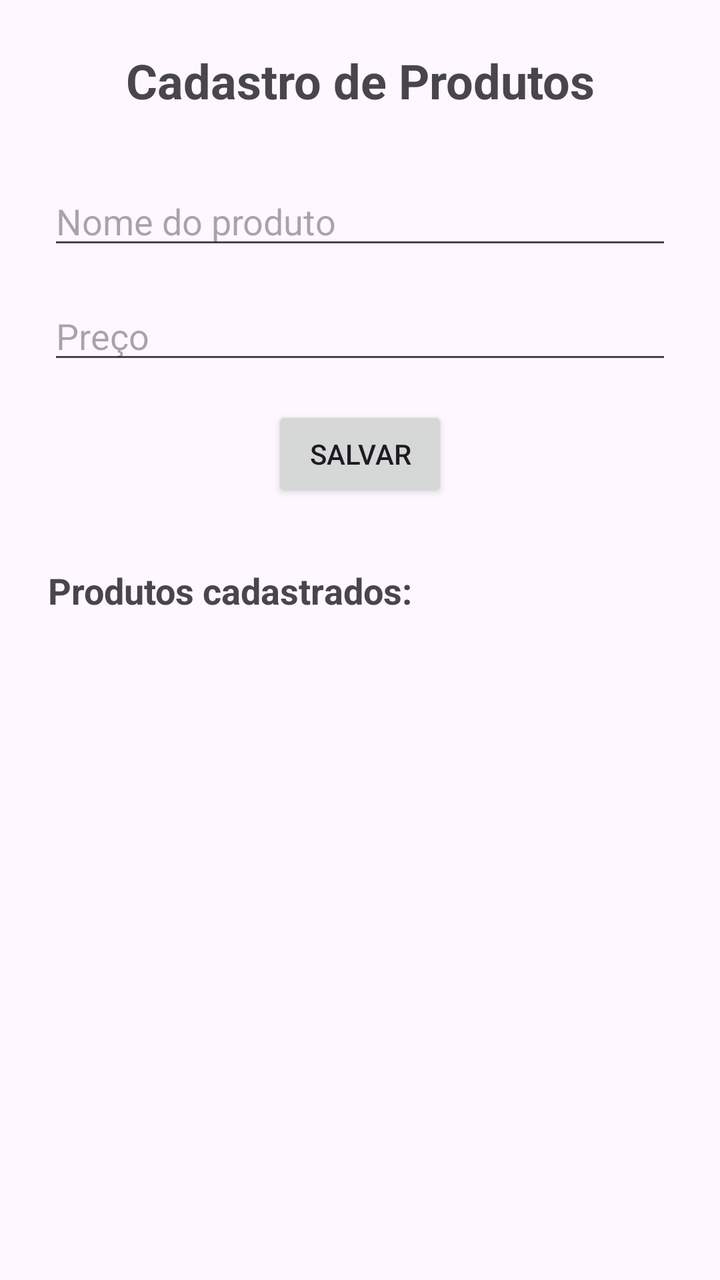
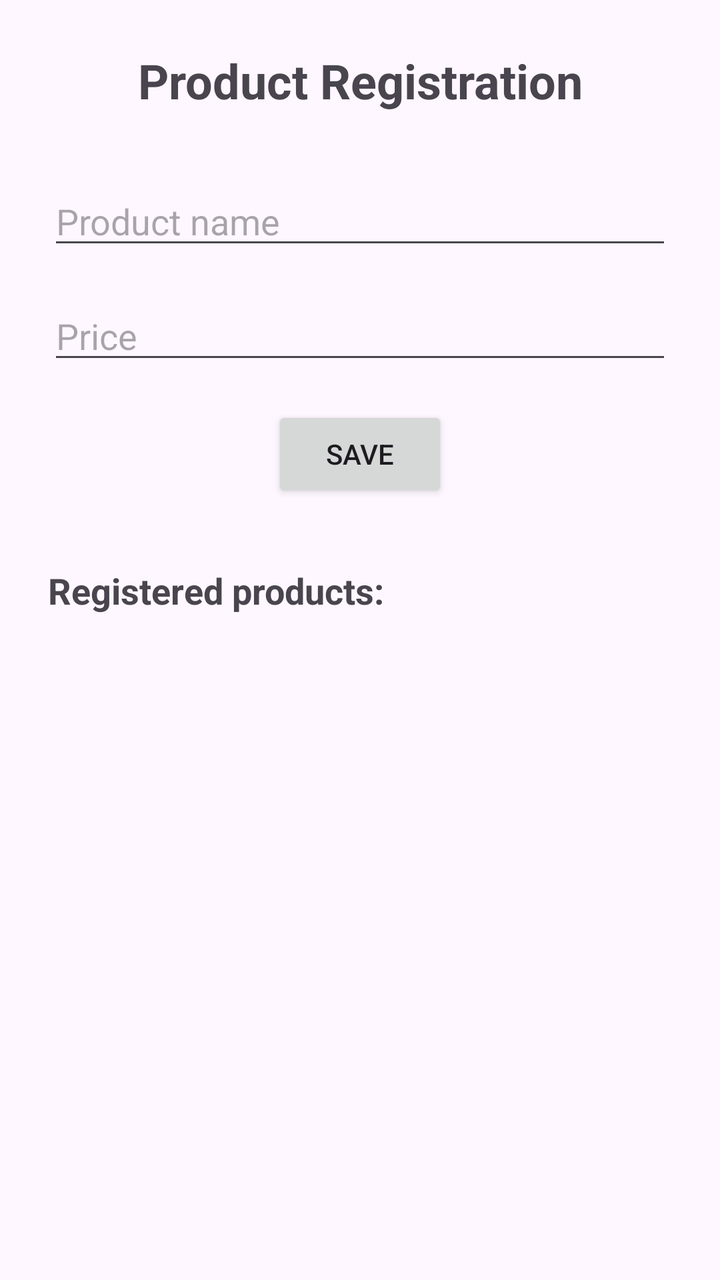

Screens rendered from an Android XML layout before and after an edit, with the pre-edit source and the edit as a unified diff.
<!-- AndroidManifest.xml: application theme Theme.MyApplication -->
<!-- res/layout/activity_main.xml -->
<?xml version="1.0" encoding="utf-8"?>
<androidx.constraintlayout.widget.ConstraintLayout xmlns:android="http://schemas.android.com/apk/res/android"
    xmlns:app="http://schemas.android.com/apk/res-auto"
    xmlns:tools="http://schemas.android.com/tools"
    android:id="@+id/main"
    android:layout_width="match_parent"
    android:layout_height="match_parent"
    android:padding="24dp"
    tools:context=".MainActivity">

    <TextView
        android:id="@+id/textTitulo"
        android:layout_width="wrap_content"
        android:layout_height="wrap_content"
        android:text="Cadastro de Produtos"
        android:textSize="24sp"
        android:textStyle="bold"
        app:layout_constraintEnd_toEndOf="parent"
        app:layout_constraintStart_toStartOf="parent"
        app:layout_constraintTop_toTopOf="parent" />

    <EditText
        android:id="@+id/editNome"
        android:layout_width="0dp"
        android:layout_height="wrap_content"
        android:layout_marginTop="32dp"
        android:hint="Nome do produto"
        android:inputType="text"
        app:layout_constraintEnd_toEndOf="parent"
        app:layout_constraintStart_toStartOf="parent"
        app:layout_constraintTop_toBottomOf="@id/textTitulo" />

    <EditText
        android:id="@+id/editPreco"
        android:layout_width="0dp"
        android:layout_height="wrap_content"
        android:layout_marginTop="16dp"
        android:hint="Preço"
        android:inputType="numberDecimal"
        app:layout_constraintEnd_toEndOf="parent"
        app:layout_constraintStart_toStartOf="parent"
        app:layout_constraintTop_toBottomOf="@id/editNome" />

    <Button
        android:id="@+id/btnSalvar"
        android:layout_width="wrap_content"
        android:layout_height="wrap_content"
        android:layout_marginTop="16dp"
        android:text="Salvar"
        app:layout_constraintEnd_toEndOf="parent"
        app:layout_constraintStart_toStartOf="parent"
        app:layout_constraintTop_toBottomOf="@id/editPreco" />

    <TextView
        android:id="@+id/textListaTitulo"
        android:layout_width="wrap_content"
        android:layout_height="wrap_content"
        android:layout_marginTop="32dp"
        android:text="Produtos cadastrados:"
        android:textSize="18sp"
        android:textStyle="bold"
        app:layout_constraintStart_toStartOf="parent"
        app:layout_constraintTop_toBottomOf="@id/btnSalvar" />

    <ListView
        android:id="@+id/listProdutos"
        android:layout_width="0dp"
        android:layout_height="0dp"
        android:layout_marginTop="8dp"
        android:layout_marginEnd="8dp"
        app:layout_constraintBottom_toBottomOf="parent"
        app:layout_constraintEnd_toEndOf="parent"
        app:layout_constraintHorizontal_bias="1.0"
        app:layout_constraintStart_toStartOf="parent"
        app:layout_constraintTop_toBottomOf="@id/textListaTitulo"
        app:layout_constraintVertical_bias="1.0" />

</androidx.constraintlayout.widget.ConstraintLayout>
<!-- resources referenced by this layout -->
<resources>
  <style name="Theme.MyApplication" parent="Base.Theme.MyApplication" />
  <style name="Base.Theme.MyApplication" parent="Theme.Material3.DayNight.NoActionBar">
          
          
      </style>
</resources>

<!-- the commit's change to res/layout/activity_main.xml (unified diff, before → after) -->
@@ -9,10 +9,10 @@
     tools:context=".MainActivity">
 
     <TextView
-        android:id="@+id/textTitulo"
+        android:id="@+id/textTitle"
         android:layout_width="wrap_content"
         android:layout_height="wrap_content"
-        android:text="Cadastro de Produtos"
+        android:text="@string/title_products"
         android:textSize="24sp"
         android:textStyle="bold"
         app:layout_constraintEnd_toEndOf="parent"
@@ -20,50 +20,50 @@
         app:layout_constraintTop_toTopOf="parent" />
 
     <EditText
-        android:id="@+id/editNome"
+        android:id="@+id/editName"
         android:layout_width="0dp"
         android:layout_height="wrap_content"
         android:layout_marginTop="32dp"
-        android:hint="Nome do produto"
+        android:hint="@string/hint_name"
         android:inputType="text"
         app:layout_constraintEnd_toEndOf="parent"
         app:layout_constraintStart_toStartOf="parent"
-        app:layout_constraintTop_toBottomOf="@id/textTitulo" />
+        app:layout_constraintTop_toBottomOf="@id/textTitle" />
 
     <EditText
-        android:id="@+id/editPreco"
+        android:id="@+id/editPrice"
         android:layout_width="0dp"
         android:layout_height="wrap_content"
         android:layout_marginTop="16dp"
-        android:hint="Preço"
+        android:hint="@string/hint_price"
         android:inputType="numberDecimal"
         app:layout_constraintEnd_toEndOf="parent"
         app:layout_constraintStart_toStartOf="parent"
-        app:layout_constraintTop_toBottomOf="@id/editNome" />
+        app:layout_constraintTop_toBottomOf="@id/editName" />
 
     <Button
-        android:id="@+id/btnSalvar"
+        android:id="@+id/btnSave"
         android:layout_width="wrap_content"
         android:layout_height="wrap_content"
         android:layout_marginTop="16dp"
-        android:text="Salvar"
+        android:text="@string/action_save"
         app:layout_constraintEnd_toEndOf="parent"
         app:layout_constraintStart_toStartOf="parent"
-        app:layout_constraintTop_toBottomOf="@id/editPreco" />
+        app:layout_constraintTop_toBottomOf="@id/editPrice" />
 
     <TextView
-        android:id="@+id/textListaTitulo"
+        android:id="@+id/textListTitle"
         android:layout_width="wrap_content"
         android:layout_height="wrap_content"
         android:layout_marginTop="32dp"
-        android:text="Produtos cadastrados:"
+        android:text="@string/title_product_list"
         android:textSize="18sp"
         android:textStyle="bold"
         app:layout_constraintStart_toStartOf="parent"
-        app:layout_constraintTop_toBottomOf="@id/btnSalvar" />
+        app:layout_constraintTop_toBottomOf="@id/btnSave" />
 
     <ListView
-        android:id="@+id/listProdutos"
+        android:id="@+id/listProducts"
         android:layout_width="0dp"
         android:layout_height="0dp"
         android:layout_marginTop="8dp"
@@ -72,7 +72,7 @@
         app:layout_constraintEnd_toEndOf="parent"
         app:layout_constraintHorizontal_bias="1.0"
         app:layout_constraintStart_toStartOf="parent"
-        app:layout_constraintTop_toBottomOf="@id/textListaTitulo"
+        app:layout_constraintTop_toBottomOf="@id/textListTitle"
         app:layout_constraintVertical_bias="1.0" />
 
 </androidx.constraintlayout.widget.ConstraintLayout>
<!-- resource entries referenced after the edit -->
@@ -1,5 +1,10 @@
 <!-- resources referenced by this layout -->
 <resources>
+  <string name="action_save">Save</string>
+  <string name="hint_name">Product name</string>
+  <string name="hint_price">Price</string>
+  <string name="title_product_list">Registered products:</string>
+  <string name="title_products">Product Registration</string>
   <style name="Theme.MyApplication" parent="Base.Theme.MyApplication" />
   <style name="Base.Theme.MyApplication" parent="Theme.Material3.DayNight.NoActionBar">
           
